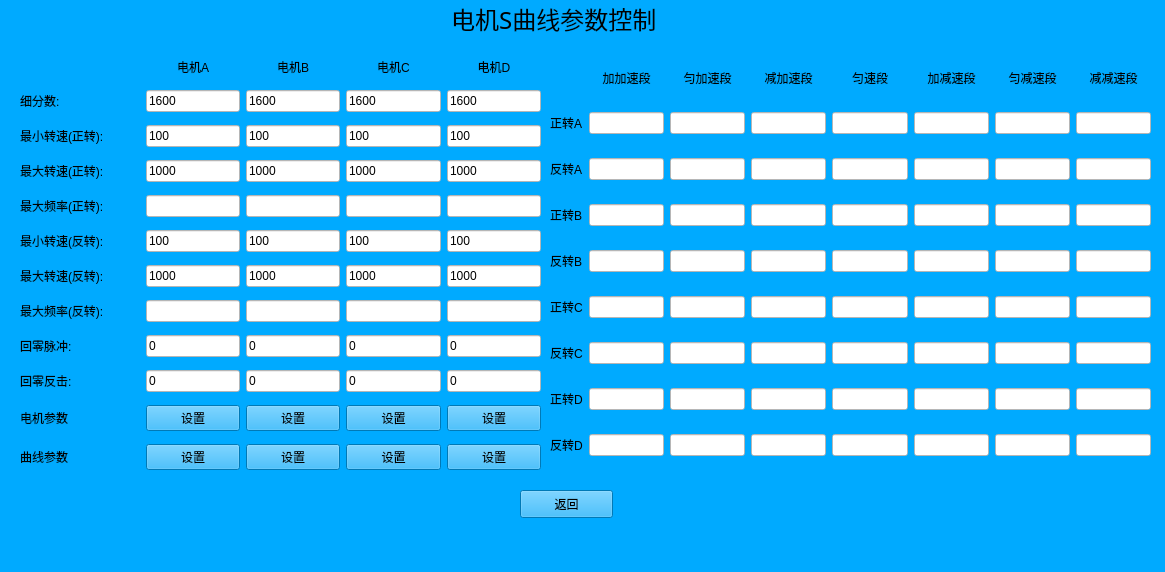
Old version of the form qt_SerialPort/otherwindow.ui in the repository ken626014896/qtDemo.
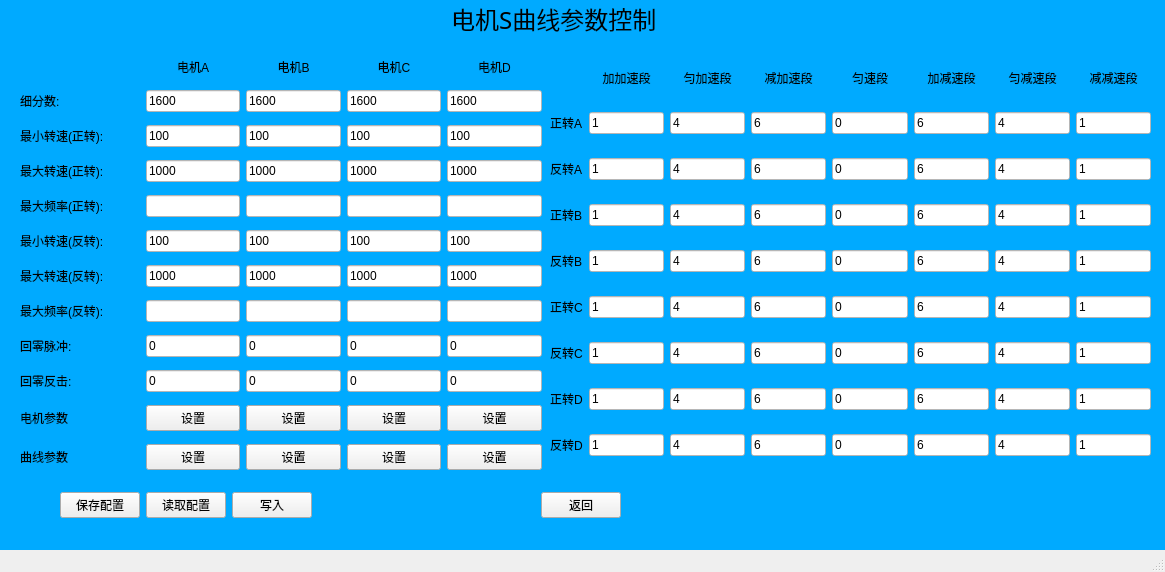
New version of the form.

The edit to the form file:
```diff
--- a/qt_SerialPort/otherwindow.ui
+++ b/qt_SerialPort/otherwindow.ui
@@ -14,22 +14,12 @@
    <string>MainWindow</string>
   </property>
   <property name="styleSheet">
-   <string notr="true">background-color: rgb(0, 170, 255);</string>
+   <string notr="true"/>
   </property>
   <widget class="QWidget" name="centralwidget">
-   <widget class="QPushButton" name="btnBack">
-    <property name="geometry">
-     <rect>
-      <x>520</x>
-      <y>490</y>
-      <width>93</width>
-      <height>28</height>
-     </rect>
-    </property>
-    <property name="text">
-     <string>返回</string>
-    </property>
-   </widget>
+   <property name="styleSheet">
+    <string notr="true">#centralwidget{background-color: rgb(0, 170, 255);}</string>
+   </property>
    <widget class="QWidget" name="layoutWidget">
     <property name="geometry">
      <rect>
@@ -86,7 +76,7 @@
      <rect>
       <x>20</x>
       <y>50</y>
-      <width>521</width>
+      <width>522</width>
       <height>431</height>
      </rect>
     </property>
@@ -868,6 +858,9 @@
        <property name="styleSheet">
         <string notr="true">background-color: rgb(255, 255, 255);</string>
        </property>
+       <property name="text">
+        <string>1</string>
+       </property>
       </widget>
      </item>
      <item row="1" column="2">
@@ -875,6 +868,9 @@
        <property name="styleSheet">
         <string notr="true">background-color: rgb(255, 255, 255);</string>
        </property>
+       <property name="text">
+        <string>4</string>
+       </property>
       </widget>
      </item>
      <item row="1" column="3">
@@ -882,6 +878,9 @@
        <property name="styleSheet">
         <string notr="true">background-color: rgb(255, 255, 255);</string>
        </property>
+       <property name="text">
+        <string>6</string>
+       </property>
       </widget>
      </item>
      <item row="1" column="4">
@@ -889,6 +888,9 @@
        <property name="styleSheet">
         <string notr="true">background-color: rgb(255, 255, 255);</string>
        </property>
+       <property name="text">
+        <string>0</string>
+       </property>
       </widget>
      </item>
      <item row="1" column="5">
@@ -896,6 +898,9 @@
        <property name="styleSheet">
         <string notr="true">background-color: rgb(255, 255, 255);</string>
        </property>
+       <property name="text">
+        <string>6</string>
+       </property>
       </widget>
      </item>
      <item row="1" column="6">
@@ -903,6 +908,9 @@
        <property name="styleSheet">
         <string notr="true">background-color: rgb(255, 255, 255);</string>
        </property>
+       <property name="text">
+        <string>4</string>
+       </property>
       </widget>
      </item>
      <item row="1" column="7">
@@ -910,6 +918,9 @@
        <property name="styleSheet">
         <string notr="true">background-color: rgb(255, 255, 255);</string>
        </property>
+       <property name="text">
+        <string>1</string>
+       </property>
       </widget>
      </item>
      <item row="2" column="0">
@@ -924,6 +935,9 @@
        <property name="styleSheet">
         <string notr="true">background-color: rgb(255, 255, 255);</string>
        </property>
+       <property name="text">
+        <string>1</string>
+       </property>
       </widget>
      </item>
      <item row="2" column="2">
@@ -931,6 +945,9 @@
        <property name="styleSheet">
         <string notr="true">background-color: rgb(255, 255, 255);</string>
        </property>
+       <property name="text">
+        <string>4</string>
+       </property>
       </widget>
      </item>
      <item row="2" column="3">
@@ -938,6 +955,9 @@
        <property name="styleSheet">
         <string notr="true">background-color: rgb(255, 255, 255);</string>
        </property>
+       <property name="text">
+        <string>6</string>
+       </property>
       </widget>
      </item>
      <item row="2" column="4">
@@ -945,6 +965,9 @@
        <property name="styleSheet">
         <string notr="true">background-color: rgb(255, 255, 255);</string>
        </property>
+       <property name="text">
+        <string>0</string>
+       </property>
       </widget>
      </item>
      <item row="2" column="5">
@@ -952,6 +975,9 @@
        <property name="styleSheet">
         <string notr="true">background-color: rgb(255, 255, 255);</string>
        </property>
+       <property name="text">
+        <string>6</string>
+       </property>
       </widget>
      </item>
      <item row="2" column="6">
@@ -959,6 +985,9 @@
        <property name="styleSheet">
         <string notr="true">background-color: rgb(255, 255, 255);</string>
        </property>
+       <property name="text">
+        <string>4</string>
+       </property>
       </widget>
      </item>
      <item row="2" column="7">
@@ -966,6 +995,9 @@
        <property name="styleSheet">
         <string notr="true">background-color: rgb(255, 255, 255);</string>
        </property>
+       <property name="text">
+        <string>1</string>
+       </property>
       </widget>
      </item>
      <item row="3" column="0">
@@ -980,6 +1012,9 @@
        <property name="styleSheet">
         <string notr="true">background-color: rgb(255, 255, 255);</string>
        </property>
+       <property name="text">
+        <string>1</string>
+       </property>
       </widget>
      </item>
      <item row="3" column="2">
@@ -987,6 +1022,9 @@
        <property name="styleSheet">
         <string notr="true">background-color: rgb(255, 255, 255);</string>
        </property>
+       <property name="text">
+        <string>4</string>
+       </property>
       </widget>
      </item>
      <item row="3" column="3">
@@ -994,6 +1032,9 @@
        <property name="styleSheet">
         <string notr="true">background-color: rgb(255, 255, 255);</string>
        </property>
+       <property name="text">
+        <string>6</string>
+       </property>
       </widget>
      </item>
      <item row="3" column="4">
@@ -1001,6 +1042,9 @@
        <property name="styleSheet">
         <string notr="true">background-color: rgb(255, 255, 255);</string>
        </property>
+       <property name="text">
+        <string>0</string>
+       </property>
       </widget>
      </item>
      <item row="3" column="5">
@@ -1008,6 +1052,9 @@
        <property name="styleSheet">
         <string notr="true">background-color: rgb(255, 255, 255);</string>
        </property>
+       <property name="text">
+        <string>6</string>
+       </property>
       </widget>
      </item>
      <item row="3" column="6">
@@ -1015,6 +1062,9 @@
        <property name="styleSheet">
         <string notr="true">background-color: rgb(255, 255, 255);</string>
        </property>
+       <property name="text">
+        <string>4</string>
+       </property>
       </widget>
      </item>
      <item row="3" column="7">
@@ -1022,6 +1072,9 @@
        <property name="styleSheet">
         <string notr="true">background-color: rgb(255, 255, 255);</string>
        </property>
+       <property name="text">
+        <string>1</string>
+       </property>
       </widget>
      </item>
      <item row="4" column="0">
@@ -1036,6 +1089,9 @@
        <property name="styleSheet">
         <string notr="true">background-color: rgb(255, 255, 255);</string>
        </property>
+       <property name="text">
+        <string>1</string>
+       </property>
       </widget>
      </item>
      <item row="4" column="2">
@@ -1043,6 +1099,9 @@
        <property name="styleSheet">
         <string notr="true">background-color: rgb(255, 255, 255);</string>
        </property>
+       <property name="text">
+        <string>4</string>
+       </property>
       </widget>
      </item>
      <item row="4" column="3">
@@ -1050,6 +1109,9 @@
        <property name="styleSheet">
         <string notr="true">background-color: rgb(255, 255, 255);</string>
        </property>
+       <property name="text">
+        <string>6</string>
+       </property>
       </widget>
      </item>
      <item row="4" column="4">
@@ -1057,6 +1119,9 @@
        <property name="styleSheet">
         <string notr="true">background-color: rgb(255, 255, 255);</string>
        </property>
+       <property name="text">
+        <string>0</string>
+       </property>
       </widget>
      </item>
      <item row="4" column="5">
@@ -1064,6 +1129,9 @@
        <property name="styleSheet">
         <string notr="true">background-color: rgb(255, 255, 255);</string>
        </property>
+       <property name="text">
+        <string>6</string>
+       </property>
       </widget>
      </item>
      <item row="4" column="6">
@@ -1071,6 +1139,9 @@
        <property name="styleSheet">
         <string notr="true">background-color: rgb(255, 255, 255);</string>
        </property>
+       <property name="text">
+        <string>4</string>
+       </property>
       </widget>
      </item>
      <item row="4" column="7">
@@ -1078,6 +1149,9 @@
        <property name="styleSheet">
         <string notr="true">background-color: rgb(255, 255, 255);</string>
        </property>
+       <property name="text">
+        <string>1</string>
+       </property>
       </widget>
      </item>
      <item row="5" column="0">
@@ -1092,6 +1166,9 @@
        <property name="styleSheet">
         <string notr="true">background-color: rgb(255, 255, 255);</string>
        </property>
+       <property name="text">
+        <string>1</string>
+       </property>
       </widget>
      </item>
      <item row="5" column="2">
@@ -1099,6 +1176,9 @@
        <property name="styleSheet">
         <string notr="true">background-color: rgb(255, 255, 255);</string>
        </property>
+       <property name="text">
+        <string>4</string>
+       </property>
       </widget>
      </item>
      <item row="5" column="3">
@@ -1106,6 +1186,9 @@
        <property name="styleSheet">
         <string notr="true">background-color: rgb(255, 255, 255);</string>
        </property>
+       <property name="text">
+        <string>6</string>
+       </property>
       </widget>
      </item>
      <item row="5" column="4">
@@ -1113,6 +1196,9 @@
        <property name="styleSheet">
         <string notr="true">background-color: rgb(255, 255, 255);</string>
        </property>
+       <property name="text">
+        <string>0</string>
+       </property>
       </widget>
      </item>
      <item row="5" column="5">
@@ -1120,6 +1206,9 @@
        <property name="styleSheet">
         <string notr="true">background-color: rgb(255, 255, 255);</string>
        </property>
+       <property name="text">
+        <string>6</string>
+       </property>
       </widget>
      </item>
      <item row="5" column="6">
@@ -1127,6 +1216,9 @@
        <property name="styleSheet">
         <string notr="true">background-color: rgb(255, 255, 255);</string>
        </property>
+       <property name="text">
+        <string>4</string>
+       </property>
       </widget>
      </item>
      <item row="5" column="7">
@@ -1134,6 +1226,9 @@
        <property name="styleSheet">
         <string notr="true">background-color: rgb(255, 255, 255);</string>
        </property>
+       <property name="text">
+        <string>1</string>
+       </property>
       </widget>
      </item>
      <item row="6" column="0">
@@ -1148,6 +1243,9 @@
        <property name="styleSheet">
         <string notr="true">background-color: rgb(255, 255, 255);</string>
        </property>
+       <property name="text">
+        <string>1</string>
+       </property>
       </widget>
      </item>
      <item row="6" column="2">
@@ -1155,6 +1253,9 @@
        <property name="styleSheet">
         <string notr="true">background-color: rgb(255, 255, 255);</string>
        </property>
+       <property name="text">
+        <string>4</string>
+       </property>
       </widget>
      </item>
      <item row="6" column="3">
@@ -1162,6 +1263,9 @@
        <property name="styleSheet">
         <string notr="true">background-color: rgb(255, 255, 255);</string>
        </property>
+       <property name="text">
+        <string>6</string>
+       </property>
       </widget>
      </item>
      <item row="6" column="4">
@@ -1169,6 +1273,9 @@
        <property name="styleSheet">
         <string notr="true">background-color: rgb(255, 255, 255);</string>
        </property>
+       <property name="text">
+        <string>0</string>
+       </property>
       </widget>
      </item>
      <item row="6" column="5">
@@ -1176,6 +1283,9 @@
        <property name="styleSheet">
         <string notr="true">background-color: rgb(255, 255, 255);</string>
        </property>
+       <property name="text">
+        <string>6</string>
+       </property>
       </widget>
      </item>
      <item row="6" column="6">
@@ -1183,6 +1293,9 @@
        <property name="styleSheet">
         <string notr="true">background-color: rgb(255, 255, 255);</string>
        </property>
+       <property name="text">
+        <string>4</string>
+       </property>
       </widget>
      </item>
      <item row="6" column="7">
@@ -1190,6 +1303,9 @@
        <property name="styleSheet">
         <string notr="true">background-color: rgb(255, 255, 255);</string>
        </property>
+       <property name="text">
+        <string>1</string>
+       </property>
       </widget>
      </item>
      <item row="7" column="0">
@@ -1204,6 +1320,9 @@
        <property name="styleSheet">
         <string notr="true">background-color: rgb(255, 255, 255);</string>
        </property>
+       <property name="text">
+        <string>1</string>
+       </property>
       </widget>
      </item>
      <item row="7" column="2">
@@ -1211,6 +1330,9 @@
        <property name="styleSheet">
         <string notr="true">background-color: rgb(255, 255, 255);</string>
        </property>
+       <property name="text">
+        <string>4</string>
+       </property>
       </widget>
      </item>
      <item row="7" column="3">
@@ -1218,6 +1340,9 @@
        <property name="styleSheet">
         <string notr="true">background-color: rgb(255, 255, 255);</string>
        </property>
+       <property name="text">
+        <string>6</string>
+       </property>
       </widget>
      </item>
      <item row="7" column="4">
@@ -1225,6 +1350,9 @@
        <property name="styleSheet">
         <string notr="true">background-color: rgb(255, 255, 255);</string>
        </property>
+       <property name="text">
+        <string>0</string>
+       </property>
       </widget>
      </item>
      <item row="7" column="5">
@@ -1232,6 +1360,9 @@
        <property name="styleSheet">
         <string notr="true">background-color: rgb(255, 255, 255);</string>
        </property>
+       <property name="text">
+        <string>6</string>
+       </property>
       </widget>
      </item>
      <item row="7" column="6">
@@ -1239,6 +1370,9 @@
        <property name="styleSheet">
         <string notr="true">background-color: rgb(255, 255, 255);</string>
        </property>
+       <property name="text">
+        <string>4</string>
+       </property>
       </widget>
      </item>
      <item row="7" column="7">
@@ -1246,6 +1380,9 @@
        <property name="styleSheet">
         <string notr="true">background-color: rgb(255, 255, 255);</string>
        </property>
+       <property name="text">
+        <string>1</string>
+       </property>
       </widget>
      </item>
      <item row="8" column="0">
@@ -1260,6 +1397,9 @@
        <property name="styleSheet">
         <string notr="true">background-color: rgb(255, 255, 255);</string>
        </property>
+       <property name="text">
+        <string>1</string>
+       </property>
       </widget>
      </item>
      <item row="8" column="2">
@@ -1267,6 +1407,9 @@
        <property name="styleSheet">
         <string notr="true">background-color: rgb(255, 255, 255);</string>
        </property>
+       <property name="text">
+        <string>4</string>
+       </property>
       </widget>
      </item>
      <item row="8" column="3">
@@ -1274,6 +1417,9 @@
        <property name="styleSheet">
         <string notr="true">background-color: rgb(255, 255, 255);</string>
        </property>
+       <property name="text">
+        <string>6</string>
+       </property>
       </widget>
      </item>
      <item row="8" column="4">
@@ -1281,6 +1427,9 @@
        <property name="styleSheet">
         <string notr="true">background-color: rgb(255, 255, 255);</string>
        </property>
+       <property name="text">
+        <string>0</string>
+       </property>
       </widget>
      </item>
      <item row="8" column="5">
@@ -1288,6 +1437,9 @@
        <property name="styleSheet">
         <string notr="true">background-color: rgb(255, 255, 255);</string>
        </property>
+       <property name="text">
+        <string>6</string>
+       </property>
       </widget>
      </item>
      <item row="8" column="6">
@@ -1295,12 +1447,71 @@
        <property name="styleSheet">
         <string notr="true">background-color: rgb(255, 255, 255);</string>
        </property>
+       <property name="text">
+        <string>4</string>
+       </property>
       </widget>
      </item>
      <item row="8" column="7">
       <widget class="QLineEdit" name="lineEdit_108">
        <property name="styleSheet">
         <string notr="true">background-color: rgb(255, 255, 255);</string>
+       </property>
+       <property name="text">
+        <string>1</string>
+       </property>
+      </widget>
+     </item>
+    </layout>
+   </widget>
+   <widget class="QWidget" name="">
+    <property name="geometry">
+     <rect>
+      <x>60</x>
+      <y>490</y>
+      <width>561</width>
+      <height>30</height>
+     </rect>
+    </property>
+    <layout class="QHBoxLayout" name="horizontalLayout_2">
+     <item>
+      <widget class="QPushButton" name="btnSave">
+       <property name="text">
+        <string>保存配置</string>
+       </property>
+      </widget>
+     </item>
+     <item>
+      <widget class="QPushButton" name="btnRead">
+       <property name="text">
+        <string>读取配置</string>
+       </property>
+      </widget>
+     </item>
+     <item>
+      <widget class="QPushButton" name="btnWrite">
+       <property name="text">
+        <string>写入</string>
+       </property>
+      </widget>
+     </item>
+     <item>
+      <spacer name="horizontalSpacer_3">
+       <property name="orientation">
+        <enum>Qt::Horizontal</enum>
+       </property>
+       <property name="sizeHint" stdset="0">
+        <size>
+         <width>40</width>
+         <height>20</height>
+        </size>
+       </property>
+      </spacer>
+     </item>
+     <item>
+      <widget class="QPushButton" name="btnBack">
+       <property name="text">
+        <string>返回</string>
        </property>
       </widget>
      </item>
```
Left out of the diff: 112 changed lines with no effect on the pictures.
